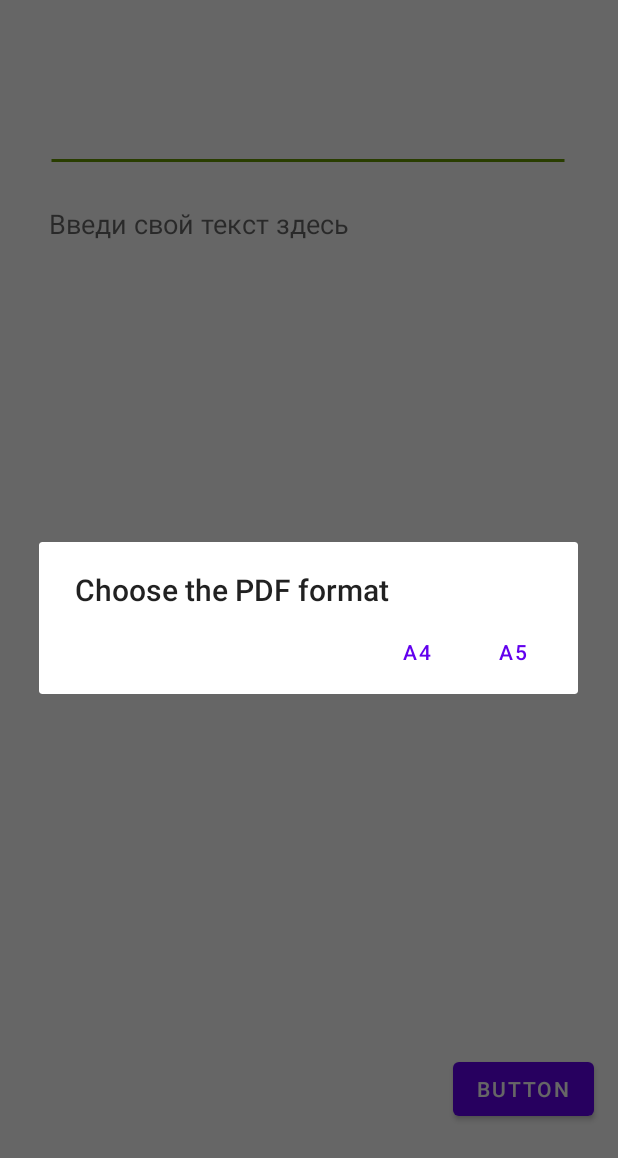
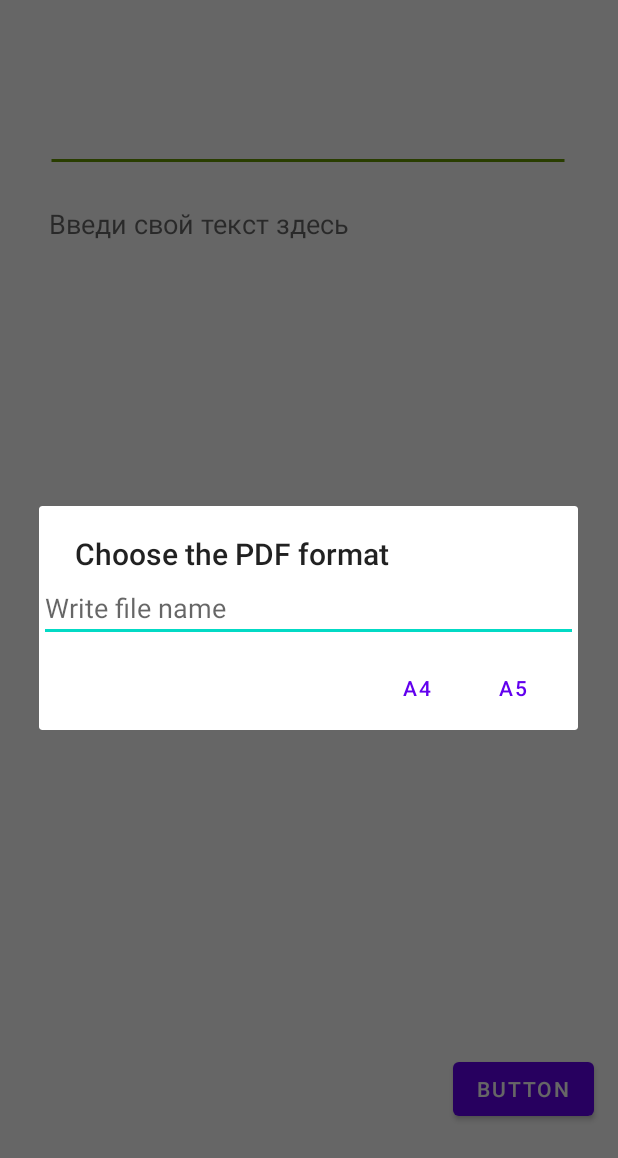
Before and after one commit to teasgen/Handwritten_Imitator, an Android app: the WriteTextPage screen opened directly, with no data from a screen before it, after a tap on "BUTTON", on a phone screen of 412 x 824 dp. Shown: the top 1158 px of the screen. Run offline under Robolectric (Android 15) with nearby library versions, the phone set to English and light mode, and no system bars; 2 statements that could not run were skipped.

Commit message:
add possibility to write file name

```diff
--- a/Library/app/src/main/java/com/example/yofo/GenerationPage.java
+++ b/Library/app/src/main/java/com/example/yofo/GenerationPage.java
@@ -55,6 +55,7 @@ public class GenerationPage extends AppCompatActivity {
         final String text = (String) previousIntent.getExtras().get("text");
         final File fontFile = (File) previousIntent.getExtras().get("file");
         final String PDFormat = (String) previousIntent.getExtras().get("format");
+        final String fileName = (String) previousIntent.getExtras().get("name");
 
         final int currentWidth = (PDFormat.equals("A4") ? a4Width200dpi : a5Width200dpi);
         final int currentHeight = (PDFormat.equals("A4") ? a4Height200dpi : a5Height200dpi);
@@ -62,7 +63,7 @@ public class GenerationPage extends AppCompatActivity {
 
         PdfDocument document = null;
         try {
-            File file = new File(Environment.getExternalStoragePublicDirectory(Environment.DIRECTORY_DOCUMENTS), "output.pdf");
+            File file = new File(Environment.getExternalStoragePublicDirectory(Environment.DIRECTORY_DOCUMENTS), fileName + ".pdf");
             document = new PdfDocument(new PdfWriter(file.getAbsolutePath()));
         } catch (FileNotFoundException e) {
             e.printStackTrace();
--- a/Library/app/src/main/java/com/example/yofo/WriteTextPage.java
+++ b/Library/app/src/main/java/com/example/yofo/WriteTextPage.java
@@ -13,6 +13,7 @@ import android.view.View;
 import android.widget.Button;
 import android.widget.EditText;
 import android.widget.ImageView;
+import android.widget.TextView;
 
 import androidx.appcompat.app.AlertDialog;
 import androidx.appcompat.app.AppCompatActivity;
@@ -28,6 +29,8 @@ import java.util.Objects;
 public class WriteTextPage extends AppCompatActivity {
     String PDFormat;
     private final Object lock = new Object();
+    EditText alertInput;
+
     @SuppressLint("SetTextI18n")
     @Override
     protected void onCreate(Bundle savedInstanceState) {
@@ -67,6 +70,7 @@ public class WriteTextPage extends AppCompatActivity {
                     intent.putExtra("text", text);
                     intent.putExtra("file", file);
                     intent.putExtra("format", PDFormat);
+                    intent.putExtra("name", alertInput.getText().toString());
                     startActivity(intent);
                 }
             }).start();
@@ -83,7 +87,10 @@ public class WriteTextPage extends AppCompatActivity {
     private void showAlertDialog() {
         AlertDialog.Builder builder = new AlertDialog.Builder(this);
         synchronized (lock) {
+            alertInput = new EditText(this);
+            alertInput.setHint("Write file name");
             builder.setTitle("Choose the PDF format")
+                    .setView(alertInput)
                     .setNegativeButton("A4", (dialog, which) -> {
                         setPDFormat("A4");
                         dialog.dismiss();
```
